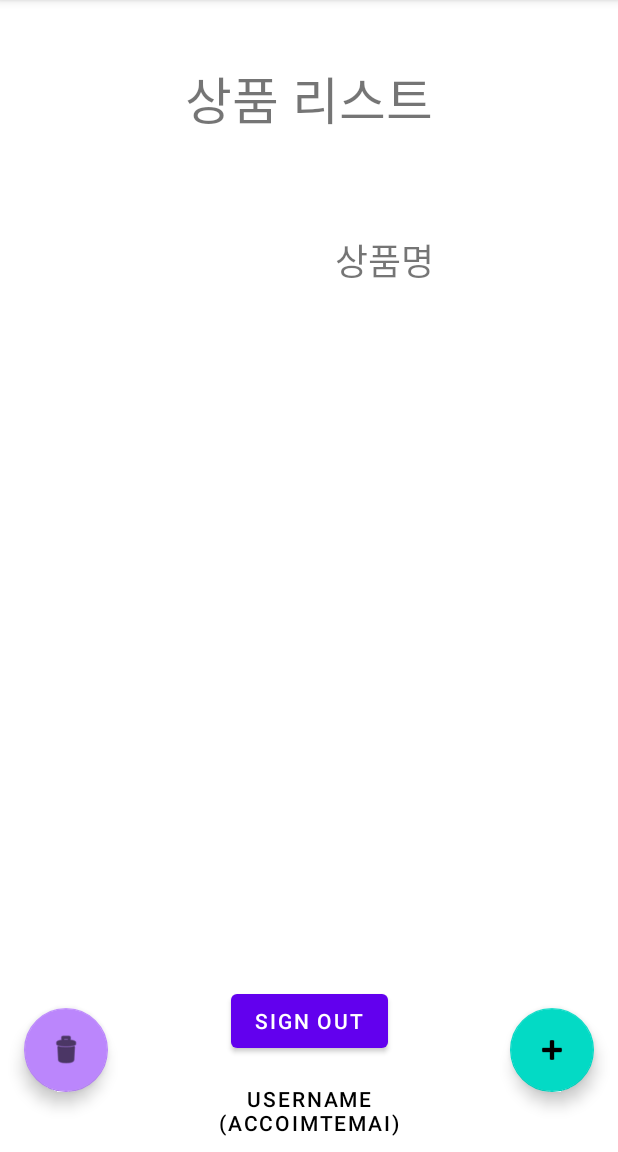
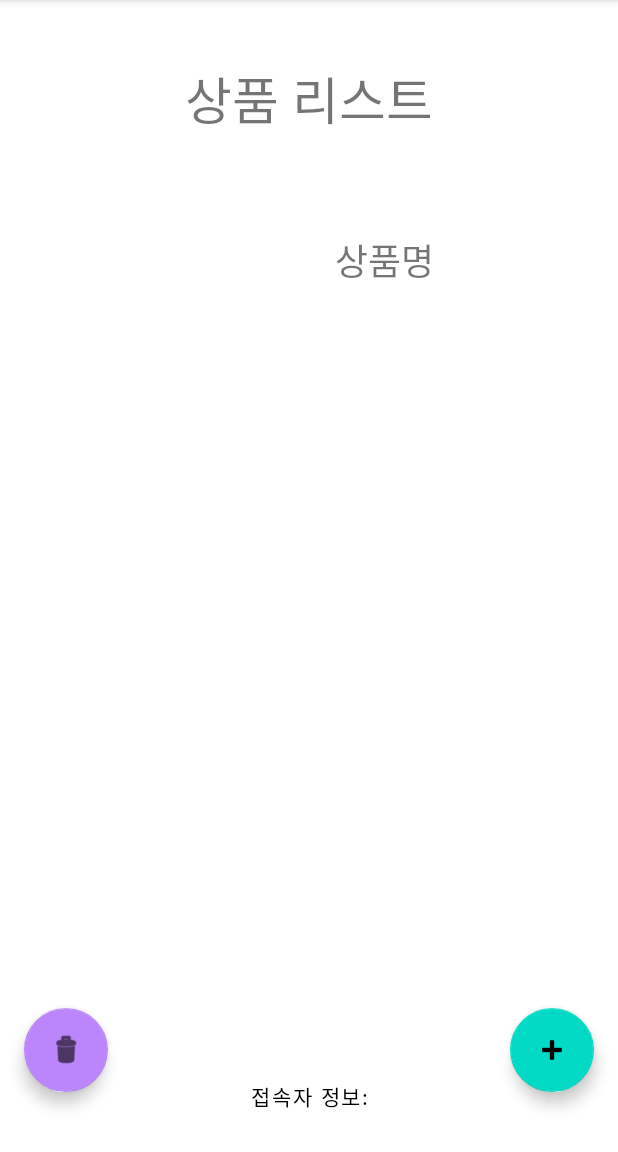
Before and after one commit to wookingwoo/shoppingmall-demo-app, an Android app: the MainActivity screen opened directly, with no data from a screen before it, on a phone screen of 412 x 824 dp, the part 84-1236 px from its top. Run offline under Robolectric (Android 15) with nearby library versions, the phone set to English and light mode, and no system bars; our stand-ins replace Firebase (no records; nobody signed in at launch, a user with empty details on screens opened directly).

Commit message:
Add features: show current user

```diff
--- a/app/src/main/res/layout/activity_main.xml
+++ b/app/src/main/res/layout/activity_main.xml
@@ -25,19 +25,9 @@
         android:background="@android:color/transparent"
         android:backgroundTint="@android:color/white"
 
-        android:text="UserName\n(AccoimtEmai)"
+        android:text="UserName\n(AccountEmail)"
         android:textColor="@android:color/black"
         app:layout_constraintBottom_toBottomOf="parent"
-        app:layout_constraintEnd_toEndOf="parent"
-        app:layout_constraintStart_toStartOf="parent" />
-
-    <Button
-        android:id="@+id/bnt_signout"
-        android:layout_width="wrap_content"
-        android:layout_height="wrap_content"
-        android:layout_marginBottom="8dp"
-        android:text="Sign out"
-        app:layout_constraintBottom_toTopOf="@+id/btn_accountInfo"
         app:layout_constraintEnd_toEndOf="parent"
         app:layout_constraintStart_toStartOf="parent" />
 
```
Also changed, not shown: app/src/main/java/com/wookingwoo/shoppingmalldemo/MainActivity.java (+85 -2 lines).
